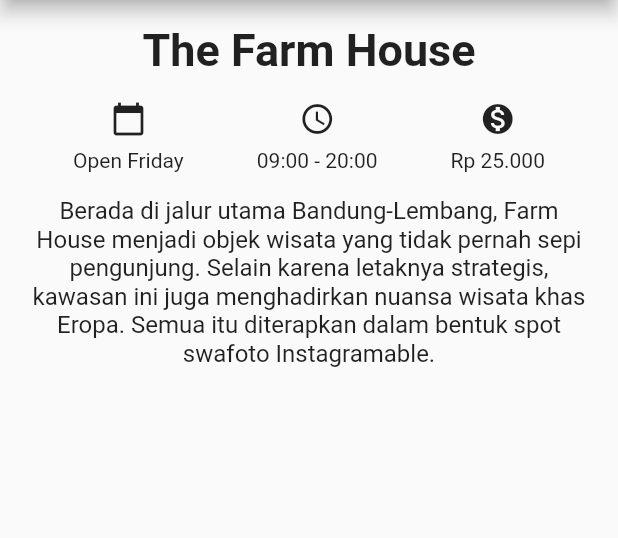
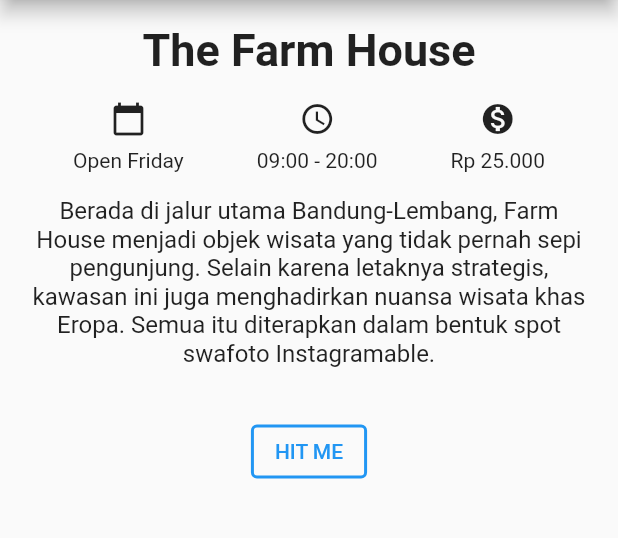
Before and after one commit to verdipratama/flutter_idcamp, a Flutter app: the screen it shows after launch, on a phone screen of 412 x 824 dp, the part 90-628 px from its top. Run offline on Flutter 3.47's test engine with Material 2 defaults, Android fonts, the phone set to English and light mode, and no system bars.

Commit message:
chore: new challenges

```diff
--- a/lib/flutter_challenges/02_ui_wisata.dart
+++ b/lib/flutter_challenges/02_ui_wisata.dart
@@ -81,7 +81,17 @@ class Home extends StatelessWidget {
                 textAlign: TextAlign.center,
                 style: TextStyle(fontSize: 16.0),
               ),
-            )
+            ),
+            Container(
+              margin: const EdgeInsets.only(top: 16.0),
+              child: OutlinedButton(
+                onPressed: () {},
+                style: OutlinedButton.styleFrom(
+                  side: const BorderSide(width: 2.0, color: Colors.blue),
+                ),
+                child: const Text('HIT ME'),
+              ),
+            ),
           ],
         ),
       ),
--- a/lib/flutter_layouts/02_button.dart
+++ b/lib/flutter_layouts/02_button.dart
@@ -100,6 +100,9 @@ class Home extends StatelessWidget {
                 child: const Text('150 x 30'),
               ),
             ),
+
+            // ? OutlinedButton
+            OutlinedButton(onPressed: () {}, child: const Text('HIT ME')),
           ],
         ),
       ),
```
